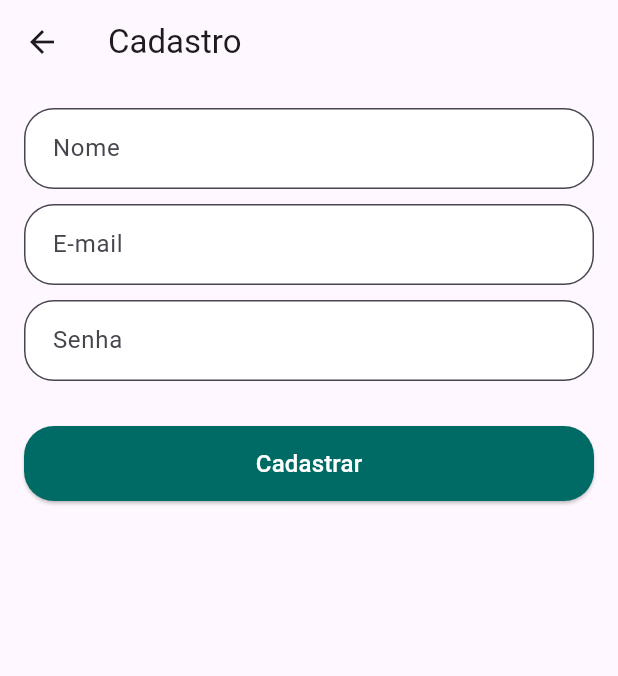
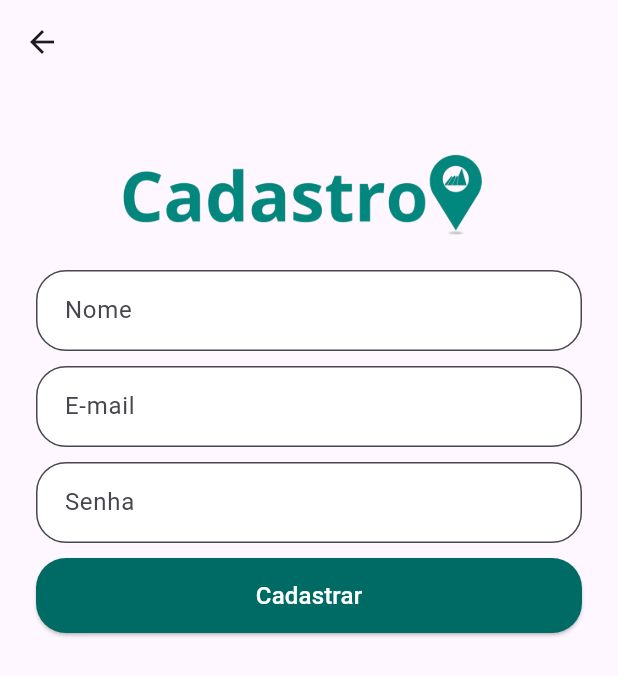
Before and after one commit to hugohvm25/connectfeso, a Flutter app: the screen it shows after launch, after a tap on "Cadastre-se", on a phone screen of 412 x 824 dp. Shown: the top 676 px of the screen. Run offline on Flutter 3.47's test engine with Material 3 defaults, Android fonts, the phone set to English and light mode, and no system bars; our stand-ins replace firebase_auth, firebase_core, flutter_svg, google_sign_in, lottie; accounts and stored records are empty.

Commit message:
atualizando projeto

```diff
--- a/lib/main.dart
+++ b/lib/main.dart
@@ -37,6 +37,7 @@ import 'package:flutter/material.dart';
 import 'package:firebase_core/firebase_core.dart';
 import 'splash_screen.dart';
 
+
 void main() async {
   WidgetsFlutterBinding.ensureInitialized();
   await Firebase.initializeApp(); // Inicializa Firebase
--- a/lib/screens/home_screen.dart
+++ b/lib/screens/home_screen.dart
@@ -10,7 +10,7 @@ class HomeScreen extends StatelessWidget {
   Widget build(BuildContext context) {
     return Scaffold(
       appBar: AppBar(
-        title: Text("Connect Feso"),
+        title: Text("Turismo Virtual"),
         actions: [
           IconButton(
             icon: Icon(Icons.exit_to_app),
--- a/lib/screens/login_screen.dart
+++ b/lib/screens/login_screen.dart
@@ -92,7 +92,8 @@ class _LoginScreenState extends State<LoginScreen> {
   @override
   Widget build(BuildContext context) {
     return Scaffold(
-      backgroundColor: Colors.white,
+      appBar: AppBar(title: Text('')),
+      // backgroundColor: Colors.white,
       body: Padding(
         padding: EdgeInsets.symmetric(horizontal: 24),
         child: Center(
@@ -102,7 +103,7 @@ class _LoginScreenState extends State<LoginScreen> {
               // Logo
               Image.asset(
                 'assets/connectfeso.png',
-                height: 100,
+                height: 50,
               ),
               SizedBox(height: 10),
 
--- a/lib/screens/register_screen.dart
+++ b/lib/screens/register_screen.dart
@@ -3,6 +3,8 @@ import 'package:firebase_auth/firebase_auth.dart';
 import 'login_screen.dart';
 
 class RegisterScreen extends StatefulWidget {
+  const RegisterScreen({super.key});
+
   @override
   _RegisterScreenState createState() => _RegisterScreenState();
 }
@@ -23,10 +25,6 @@ class _RegisterScreenState extends State<RegisterScreen> {
 
       await userCredential.user?.updateDisplayName(_nameController.text.trim());
 
-      // ScaffoldMessenger.of(context).showSnackBar(
-      //   SnackBar(content: Text('Cadastro realizado com sucesso!')),
-      //   _showAlertDialog('Cadastro realizado com sucesso!');
-      // );
       _showAlertDialog('Cadastro realizado com sucesso!');
 
       Navigator.pushReplacement(
@@ -35,9 +33,6 @@ class _RegisterScreenState extends State<RegisterScreen> {
       );
     } catch (e) {
       _showAlertDialog('Erro ao cadastrar: $e');
-      // ScaffoldMessenger.of(context).showSnackBar(
-      //   SnackBar(content: Text('Erro ao cadastrar: $e')),
-      // );
     }
   }
 
@@ -64,11 +59,17 @@ class _RegisterScreenState extends State<RegisterScreen> {
   @override
   Widget build(BuildContext context) {
     return Scaffold(
-      appBar: AppBar(title: Text('Cadastro')),
+      appBar: AppBar(title: Text('')),
       body: Padding(
-        padding: EdgeInsets.all(16),
+        padding: EdgeInsets.all(24),
         child: Column(
           children: [
+            Image.asset(
+              'assets/cadastro.png',
+              height: 100,
+            ),
+            SizedBox(height: 0),
+
             _buildTextField("Nome", _nameController),
             SizedBox(height: 10),
 
@@ -78,10 +79,9 @@ class _RegisterScreenState extends State<RegisterScreen> {
             _buildTextField("Senha", _passwordController),
             SizedBox(height: 10),
 
-
-            SizedBox(height: 20),
+            SizedBox(height: 0),
             _buildLoginButton("Cadastrar", _register),
-            SizedBox(height: 10),
+            SizedBox(height: 0),
           ],
         ),
       ),
--- a/pubspec.yaml
+++ b/pubspec.yaml
@@ -37,6 +37,7 @@ dependencies:
   google_sign_in: ^6.2.2 # Versão mais recente do google_sign_in (verifique sempre no pub.dev)
   lottie: ^3.3.1
   flutter_svg: ^2.0.9
+  google_maps_flutter: ^2.5.0
 
   # The following adds the Cupertino Icons font to your application.
   # Use with the CupertinoIcons class for iOS style icons.
@@ -68,8 +69,10 @@ flutter:
   assets:
     - assets/google.svg
     - assets/connectfeso.png
+    - assets/feso_pulsando.json
+    - assets/cadastro.png
+    - assets/resetsenha.png
     #- logo_animado.gif
-    - assets/feso_pulsando.json
 
   # An image asset can refer to one or more resolution-specific "variants", see
   # https://flutter.dev/to/resolution-aware-images
```
Also changed, not shown: lib/screens/resetpass_screen.dart (+8 -2 lines), lib/services/auth_service.dart (+4 -4 lines), assets/cadastro.png (added), assets/resetsenha.png (added), pubspec.lock, 3 other files.
